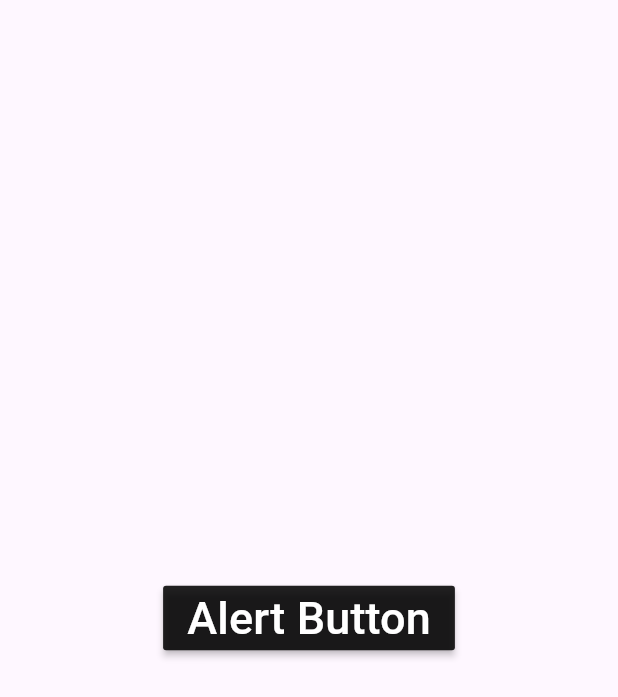
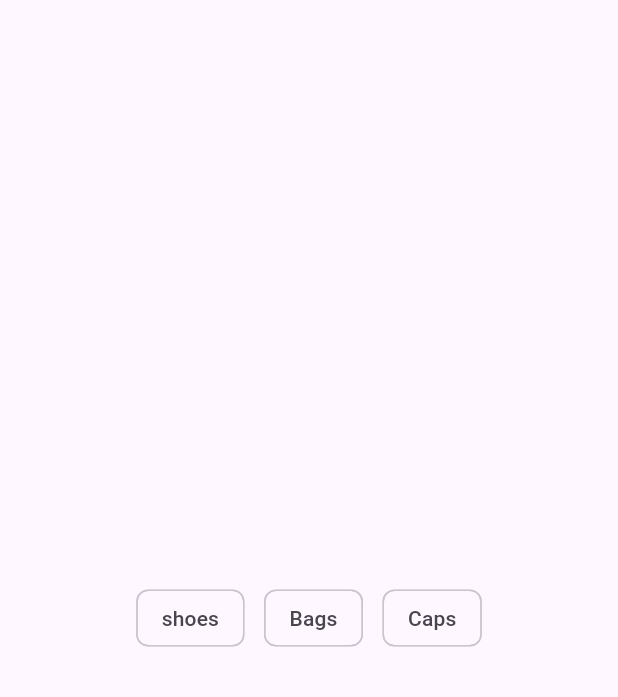
Before and after one commit to OurLokmanHossen/Flutter-Widgets, a Flutter app: the screen it shows after launch, on a phone screen of 412 x 824 dp. Shown: the top 697 px of the screen. Run offline on Flutter 3.47's test engine with Material 3 defaults, Android fonts, the phone set to English and light mode, and no system bars.

Commit message:
filterchips

```diff
--- a/lib/main.dart
+++ b/lib/main.dart
@@ -3,6 +3,7 @@ import 'package:flutter_widgets/alert_dialog.dart';
 import 'package:flutter_widgets/widgets/animated_container.dart';
 import 'package:flutter_widgets/widgets/clipRRect.dart';
 import 'package:flutter_widgets/widgets/expanded.dart';
+import 'package:flutter_widgets/widgets/filter_chip_widget.dart';
 import 'package:flutter_widgets/widgets/image.dart';
 import 'package:flutter_widgets/widgets/listView.dart';
 import 'package:flutter_widgets/widgets/textfeild.dart';
@@ -18,6 +19,6 @@ class MyApp extends StatelessWidget {
   // This widget is the root of your application.
   @override
   Widget build(BuildContext context) {
-    return MaterialApp(home: Scaffold(body: MyAlertDialog()));
+    return MaterialApp(home: Scaffold(body: FilterChipWidget()));
   }
 }
--- /dev/null
+++ b/lib/widgets/filter_chip_widget.dart
@@ -0,0 +1,37 @@
+import 'package:flutter/material.dart';
+
+class FilterChipWidget extends StatefulWidget {
+  const FilterChipWidget({super.key});
+
+  @override
+  State<FilterChipWidget> createState() => _FilterChipWidgetState();
+}
+
+class _FilterChipWidgetState extends State<FilterChipWidget> {
+  final List<String> category = ['shoes', 'Bags', 'Caps'];
+  Set<String> selectedCategory = {};
+  @override
+  Widget build(BuildContext context) {
+    return Center(
+      child: Wrap(
+        spacing: 13,
+        children: List.generate(category.length, (index) {
+          return FilterChip(
+            selectedColor: Colors.red[100],
+            showCheckmark: false,
+            selected: selectedCategory.contains(category[index]),
+            label: Text(category[index]),
+            onSelected: (bool value) {
+              setState(() {
+                if (value)
+                  selectedCategory.add(category[index]);
+                else
+                  selectedCategory.remove(category[index]);
+              });
+            },
+          );
+        }),
+      ),
+    );
+  }
+}
```
